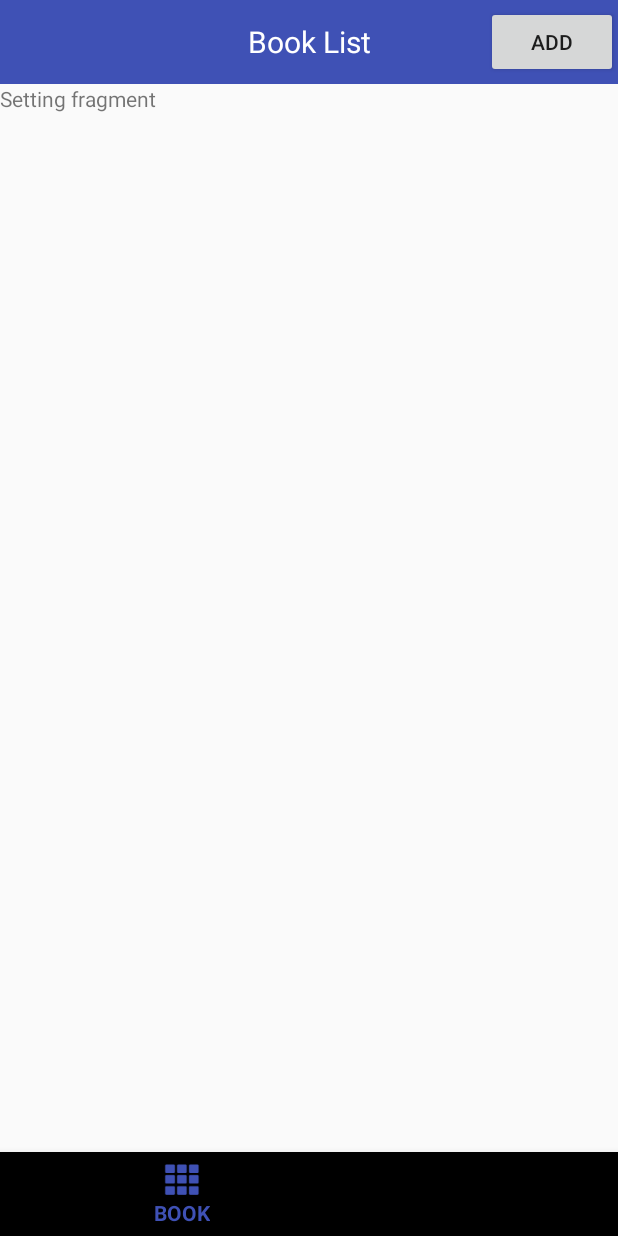
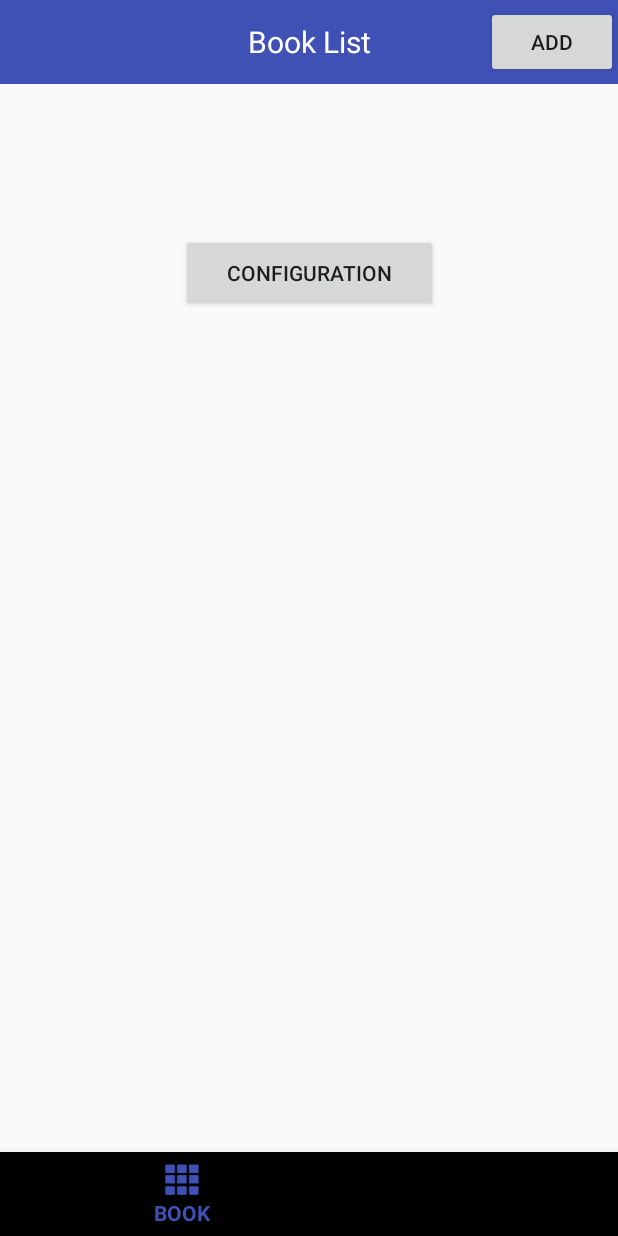
Before and after one commit to hsakurai-cq/BookApp, an Android app: the fragment SettingFragment placed in its activity, on a phone screen of 412 x 824 dp. Run offline under Robolectric (Android 15) with nearby library versions, the phone set to English and light mode, and no system bars.

Commit message:
アカウント設定 fragment と、作成画面までの intent を実装

```diff
--- a/app/src/main/java/com/hiromisakurai/bookapp/SettingFragment.java
+++ b/app/src/main/java/com/hiromisakurai/bookapp/SettingFragment.java
@@ -1,11 +1,14 @@
 package com.hiromisakurai.bookapp;
 
 
+import android.content.Intent;
 import android.os.Bundle;
+import android.support.annotation.Nullable;
 import android.support.v4.app.Fragment;
 import android.view.LayoutInflater;
 import android.view.View;
 import android.view.ViewGroup;
+import android.widget.Button;
 
 
 /**
@@ -26,4 +29,17 @@ public class SettingFragment extends Fragment {
         return inflater.inflate(R.layout.fragment_setting, container, false);
     }
 
+    @Override
+    public void onViewCreated(View view, @Nullable Bundle savedInstanceState) {
+        super.onCreate(savedInstanceState);
+        Button btn = (Button)view.findViewById(R.id.button_configuration);
+        btn.setOnClickListener(new View.OnClickListener() {
+            @Override
+            public void onClick(View view) {
+                Intent intent = new Intent(getActivity().getApplication(), AccountActivity.class);
+                startActivity(intent);
+            }
+        });
+    }
+
 }
--- a/app/src/main/res/layout/fragment_setting.xml
+++ b/app/src/main/res/layout/fragment_setting.xml
@@ -1,13 +1,30 @@
 <FrameLayout xmlns:android="http://schemas.android.com/apk/res/android"
+    xmlns:app="http://schemas.android.com/apk/res-auto"
     xmlns:tools="http://schemas.android.com/tools"
     android:layout_width="match_parent"
     android:layout_height="match_parent"
     tools:context="com.hiromisakurai.bookapp.SettingFragment">
 
-    <!-- TODO: Update blank fragment layout -->
-    <TextView
+
+    <android.support.constraint.ConstraintLayout
         android:layout_width="match_parent"
-        android:layout_height="match_parent"
-        android:text="@string/setting_fragment" />
+        android:layout_height="match_parent">
 
+        <Button
+            android:id="@+id/button_configuration"
+            android:layout_width="171dp"
+            android:layout_height="52dp"
+            android:text="@string/setting_fragment_button"
+            app:layout_constraintTop_toTopOf="parent"
+            android:layout_marginTop="8dp"
+            android:layout_marginLeft="8dp"
+            app:layout_constraintLeft_toLeftOf="parent"
+            android:layout_marginRight="8dp"
+            app:layout_constraintRight_toRightOf="parent"
+            app:layout_constraintBottom_toBottomOf="parent"
+            android:layout_marginBottom="8dp"
+            app:layout_constraintVertical_bias="0.143"
+            tools:layout_editor_absoluteY="76dp"
+            tools:layout_editor_absoluteX="65dp" />
+    </android.support.constraint.ConstraintLayout>
 </FrameLayout>
--- a/app/src/main/res/values/strings.xml
+++ b/app/src/main/res/values/strings.xml
@@ -26,7 +26,7 @@
     <string name="toolbar_title_setting">Setting</string>
     <string name="toolbar_title_edit">Edit Book</string>
 
-    <string name="hello_blank_fragment">Hello blank fragment</string>
+    <string name="setting_fragment_button">Configuration</string>
     <string name="menu_title_book">BOOK</string>
     <string name="menu_title_setting">SETTING</string>
 </resources>
```
